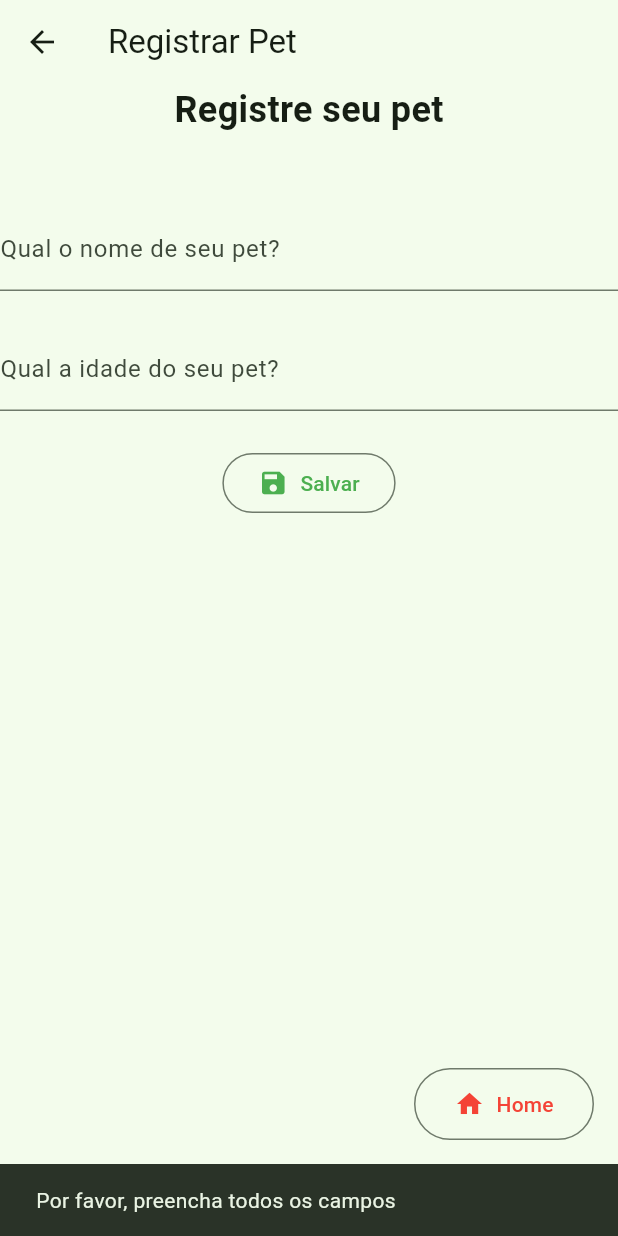
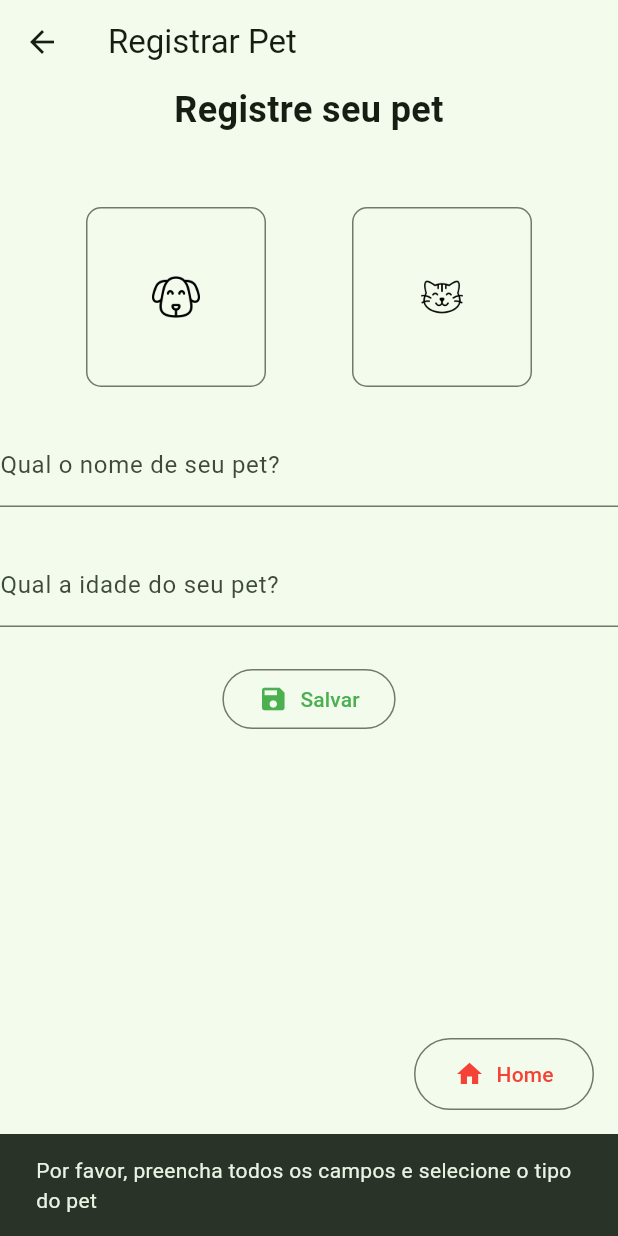
Before and after one commit to Chamonex/PetCare, a Flutter app: the RegisterPetPage screen opened by its route, after a tap on "Salvar", on a phone screen of 412 x 824 dp. Run offline on Flutter 3.47's test engine with Material 3 defaults, Android fonts, the phone set to English and light mode, and no system bars; accounts and stored records are empty; network calls fail.

Commit message:
feat: add pet type selection and icons for dog and cat; update navigation and registration logic

```diff
--- a/pet_care/lib/main.dart
+++ b/pet_care/lib/main.dart
@@ -28,7 +28,7 @@ class MyApp extends StatelessWidget {
         routes: {
           '/home': (context) => HomePage(),
           '/login': (context) => LoginPage(),
-          '/register_pet': (context) => RegisterPetPage(),
+          '/registerPet': (context) => RegisterPetPage(),
         },
         home: const LoginPage(),
       ),
--- a/pet_care/lib/pages/register_pet_page.dart
+++ b/pet_care/lib/pages/register_pet_page.dart
@@ -8,7 +8,6 @@ import '../utils/app_utils.dart';
 
 import '../providers/user_provider.dart';
 
-
 class RegisterPetPage extends StatefulWidget {
   const RegisterPetPage({super.key});
 
@@ -17,29 +16,31 @@ class RegisterPetPage extends StatefulWidget {
 }
 
 class _RegisterPetPageState extends State<RegisterPetPage> {
-
   final GlobalKey<FormState> _formKey = GlobalKey<FormState>();
 
   final TextEditingController nameController = TextEditingController();
   final TextEditingController idadeController = TextEditingController();
   final TextEditingController timeController = TextEditingController();
 
-  Future<void> _selectTime(BuildContext context) async {
-    final TimeOfDay? picked = await showTimePicker(
-      context: context,
-      initialTime: TimeOfDay.now(),
-    );
-    if (picked != null) {
-      setState(() {
-        timeController.text = picked.format(context);
-      });
-    }
-  }
+  String? petType; // 'dog' ou 'cat'
+
+  // Future<void> _selectTime(BuildContext context) async {
+  //   final TimeOfDay? picked = await showTimePicker(
+  //     context: context,
+  //     initialTime: TimeOfDay.now(),
+  //   );
+  //   if (picked != null) {
+  //     setState(() {
+  //       timeController.text = picked.format(context);
+  //     });
+  //   }
+  // }
 
   Future<void> _registerPet(UserProvider userProvider) async {
     final String name = nameController.text;
     final String idade = idadeController.text;
     final String email = userProvider.user?.email ?? 'sem email';
+    final String? type = petType;
 
     if (userProvider.user == null) {
       ScaffoldMessenger.of(context).showSnackBar(
@@ -48,9 +49,9 @@ class _RegisterPetPageState extends State<RegisterPetPage> {
       return;
     }
 
-    if (name.isEmpty || idade.isEmpty) {
+    if (name.isEmpty || idade.isEmpty || type == null) {
       ScaffoldMessenger.of(context).showSnackBar(
-        const SnackBar(content: Text('Por favor, preencha todos os campos')),
+        const SnackBar(content: Text('Por favor, preencha todos os campos e selecione o tipo do pet')),
       );
       return;
     }
@@ -58,7 +59,7 @@ class _RegisterPetPageState extends State<RegisterPetPage> {
     try {
       final response = await http.post(
         Uri.parse('http://localhost:3000/registerPet'),
-        body: jsonEncode({'email': email, 'name': name, 'idade': idade}),
+        body: jsonEncode({'email': email, 'name': name, 'idade': idade, 'type': type}),
         headers: {'Content-Type': 'application/json'},
       );
 
@@ -67,6 +68,7 @@ class _RegisterPetPageState extends State<RegisterPetPage> {
         debugPrint('SUCESSO: ${response.body}');
         final data = jsonDecode(response.body);
         message = data['message'] ?? 'Pet registrado com sucesso!';
+        changePage(context, 'home');
       } else {
         debugPrint('ERRO: ${response.body}');
         message = 'Erro ao registrar pet: ${response.body}';
@@ -85,7 +87,7 @@ class _RegisterPetPageState extends State<RegisterPetPage> {
 
   @override
   Widget build(BuildContext context) {
-  final UserProvider userProvider = Provider.of<UserProvider>(context);
+    final UserProvider userProvider = Provider.of<UserProvider>(context);
 
     return Scaffold(
       appBar: AppBar(title: Text('Registrar Pet')),
@@ -95,6 +97,8 @@ class _RegisterPetPageState extends State<RegisterPetPage> {
             const Text(
               "Registre seu pet",
               style: TextStyle(fontSize: 24, fontWeight: FontWeight.bold),
+              textAlign: TextAlign.center,
+
             ),
             const SizedBox(height: 48),
             ConstrainedBox(
@@ -103,6 +107,39 @@ class _RegisterPetPageState extends State<RegisterPetPage> {
                 key: _formKey,
                 child: Column(
                   children: [
+                    Row(
+                      mainAxisAlignment: MainAxisAlignment.spaceEvenly,
+                        children: [
+                          AppButton(
+                            label: '',
+                            onPressed: () {
+                              setState(() {
+                                petType = 'dog';
+                              });
+                            },
+                            imageAsset: 'assets/icons/dog.png',
+                            filled: petType == 'dog',
+                            color: Colors.green,
+                            width: 120,
+                            height: 120,
+                            isCircle: false,
+                          ),
+                          AppButton(
+                            label: '',
+                            onPressed: () {
+                              setState(() {
+                                petType = 'cat';
+                              });
+                            },
+                            imageAsset: 'assets/icons/cat.png',
+                            filled: petType == 'cat',
+                            color: Colors.green,
+                            width: 120,
+                            height: 120,
+                            isCircle: false,
+                          ),
+                        ]),
+                    const SizedBox(height: 24),
                     TextFormField(
                       controller: nameController,
                       decoration: const InputDecoration(
--- a/pet_care/lib/widgets/app_button.dart
+++ b/pet_care/lib/widgets/app_button.dart
@@ -8,6 +8,8 @@ class AppButton extends StatelessWidget {
   final Color? color;
   final double? width;
   final double? height;
+  final bool isCircle;
+  final String? imageAsset;
 
   const AppButton({
     super.key,
@@ -18,11 +20,24 @@ class AppButton extends StatelessWidget {
     this.color,
     this.width,
     this.height,
+    this.isCircle = true,
+    this.imageAsset,
   });
 
   @override
   Widget build(BuildContext context) {
-    final buttonChild = icon == null
+    final buttonChild = imageAsset != null
+        ? Row(
+            mainAxisSize: MainAxisSize.min,
+            children: [
+              Image.asset(imageAsset!, width: 32, height: 32),
+              if (label.isNotEmpty) ...[
+                const SizedBox(width: 8),
+                Text(label),
+              ],
+            ],
+          )
+        : icon == null
             ? Text(label)
             : Row(
                 mainAxisSize: MainAxisSize.min,
@@ -36,10 +51,16 @@ class AppButton extends StatelessWidget {
         ? ElevatedButton.styleFrom(
             backgroundColor: color,
             minimumSize: width != null && height != null ? Size(width!, height!) : null,
+            shape: RoundedRectangleBorder(
+              borderRadius: BorderRadius.circular(isCircle ? 30 : 10),
+            ),
           )
         : OutlinedButton.styleFrom(
             foregroundColor: color,
             minimumSize: width != null && height != null ? Size(width!, height!) : null,
+            shape: RoundedRectangleBorder(
+              borderRadius: BorderRadius.circular(isCircle ? 30 : 10),
+            ),
           );
     return filled
         ? ElevatedButton(
--- a/pet_care/pubspec.yaml
+++ b/pet_care/pubspec.yaml
@@ -53,7 +53,9 @@ dev_dependencies:
 
 # The following section is specific to Flutter packages.
 flutter:
-
+  assets:
+    - assets/icons/dog.png
+    - assets/icons/cat.png
   # The following line ensures that the Material Icons font is
   # included with your application, so that you can use the icons in
   # the material Icons class.
```
Also changed, not shown: pet_care/lib/pages/home_page.dart (+20 -21 lines), pet_care/lib/pages/login_page.dart (+20 -4 lines), pet_care/assets/icons/cat.png (added), pet_care/assets/icons/dog.png (added). Lines whose indentation alone changed are shown as unchanged.
